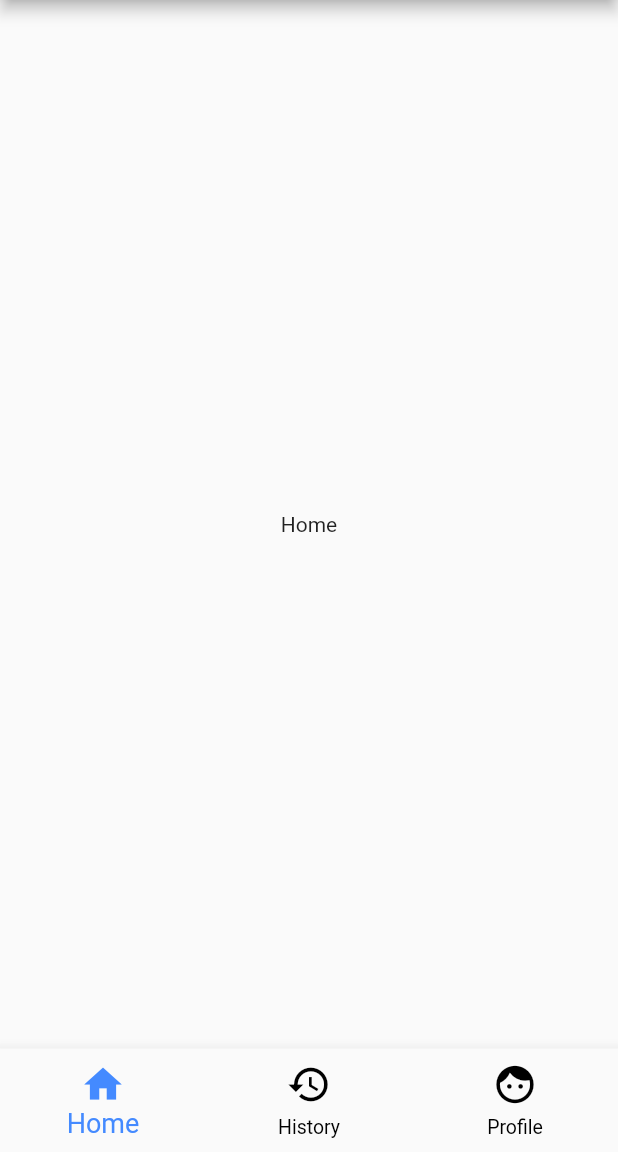
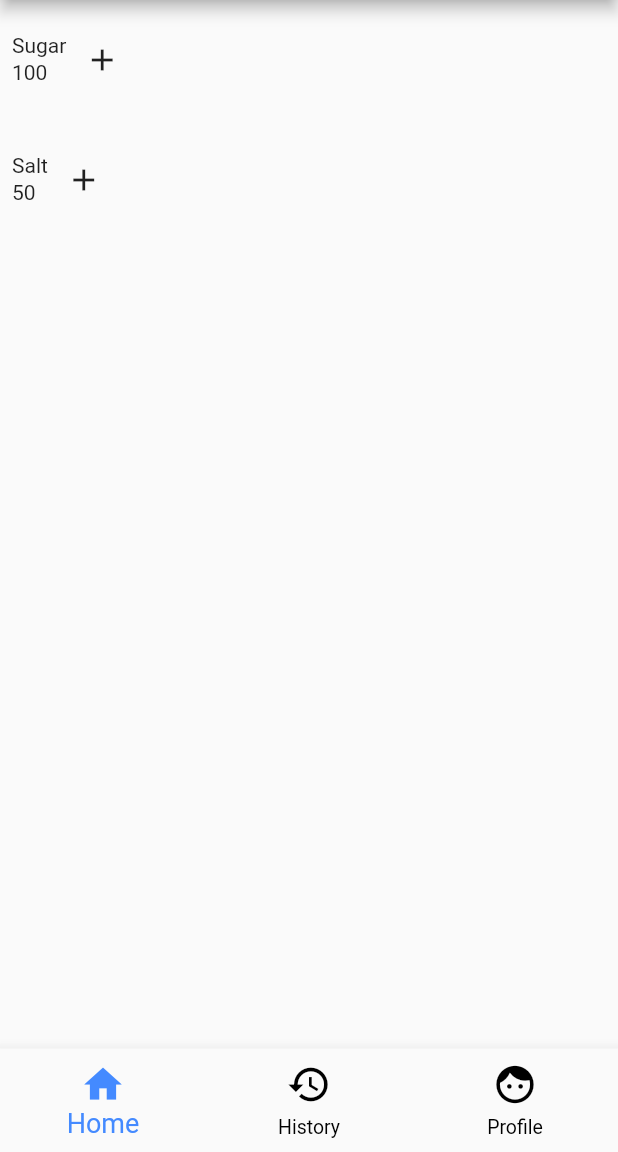
Before and after one commit to nonyx777/Flutter_Assignment_3, a Flutter app: the screen it shows after launch, on a phone screen of 412 x 824 dp, the part 84-1236 px from its top. Run offline on Flutter 3.47's test engine with Material 2 defaults, Android fonts, the phone set to English and light mode, and no system bars; missing offline and left inert: dart:ffi.

Commit message:
model and it's presentation

```diff
--- /dev/null
+++ b/lib/Data/Model/data.dart
@@ -0,0 +1,31 @@
+import 'dart:ffi';
+
+class Item {
+  int id;
+  String name;
+  int amount;
+
+  Item({
+    required this.id,
+    required this.name,
+    required this.amount,
+  });
+
+  factory Item.fromJson(Map<String, dynamic> json) {
+    return Item(
+      id: json['id'],
+      name: json.containsKey('name') ? json['name'] : '',
+      amount: json.containsKey('amount') ? json['amount'] : '',
+    );
+  }
+
+  Map<String, dynamic> toJson() {
+    Map<String, dynamic> json = {};
+
+    json['id'] = id;
+    json['name'] = name;
+    json['amount'] = amount;
+
+    return json;
+  }
+}
--- /dev/null
+++ b/lib/Data/Model/item_tile.dart
@@ -0,0 +1,34 @@
+import 'dart:ffi';
+
+import 'package:flutter/material.dart';
+
+class ItemTile extends StatelessWidget {
+  final String name;
+  final int amount;
+
+  const ItemTile({required this.name, required this.amount, super.key});
+
+  @override
+  Widget build(BuildContext context) {
+    return Container(
+      height: 80,
+      width: MediaQuery.of(context).size.width,
+      padding: const EdgeInsets.all(8),
+      child: Row(
+        children: [
+          Column(
+            crossAxisAlignment: CrossAxisAlignment.start,
+            mainAxisAlignment: MainAxisAlignment.center,
+            children: [
+              Text(name),
+              const SizedBox(height: 2),
+              Text(amount.toString()),
+              const SizedBox(height: 2),
+            ],
+          ),
+          IconButton(onPressed: () {}, icon: const Icon(Icons.add)),
+        ],
+      ),
+    );
+  }
+}
--- a/lib/Presentation/Pages/Home.dart
+++ b/lib/Presentation/Pages/Home.dart
@@ -1,4 +1,6 @@
+import 'package:assignment_3/Data/Model/item_tile.dart';
 import 'package:flutter/material.dart';
+import 'package:assignment_3/Data/Model/data.dart';
 
 class Home extends StatefulWidget {
   const Home({super.key});
@@ -8,16 +10,24 @@ class Home extends StatefulWidget {
 }
 
 class _HomeState extends State<Home> {
+  final List<Item> _items = [
+    Item(id: 1, name: 'Sugar', amount: 100),
+    Item(id: 2, name: 'Salt', amount: 50)
+  ];
+
+  @override
+  State<Home> createState() => _HomeState();
   @override
   Widget build(BuildContext context) {
     return Scaffold(
-      body: Center(
-        child: Column(
-          mainAxisAlignment: MainAxisAlignment.center,
-          children: const [
-            Text("Home"),
-          ],
-        ),
+      body: ListView.builder(
+        itemCount: _items.length,
+        itemBuilder: (context, index) {
+          return ItemTile(
+            name: _items[index].name,
+            amount: _items[index].amount,
+          );
+        },
       ),
     );
   }
```
